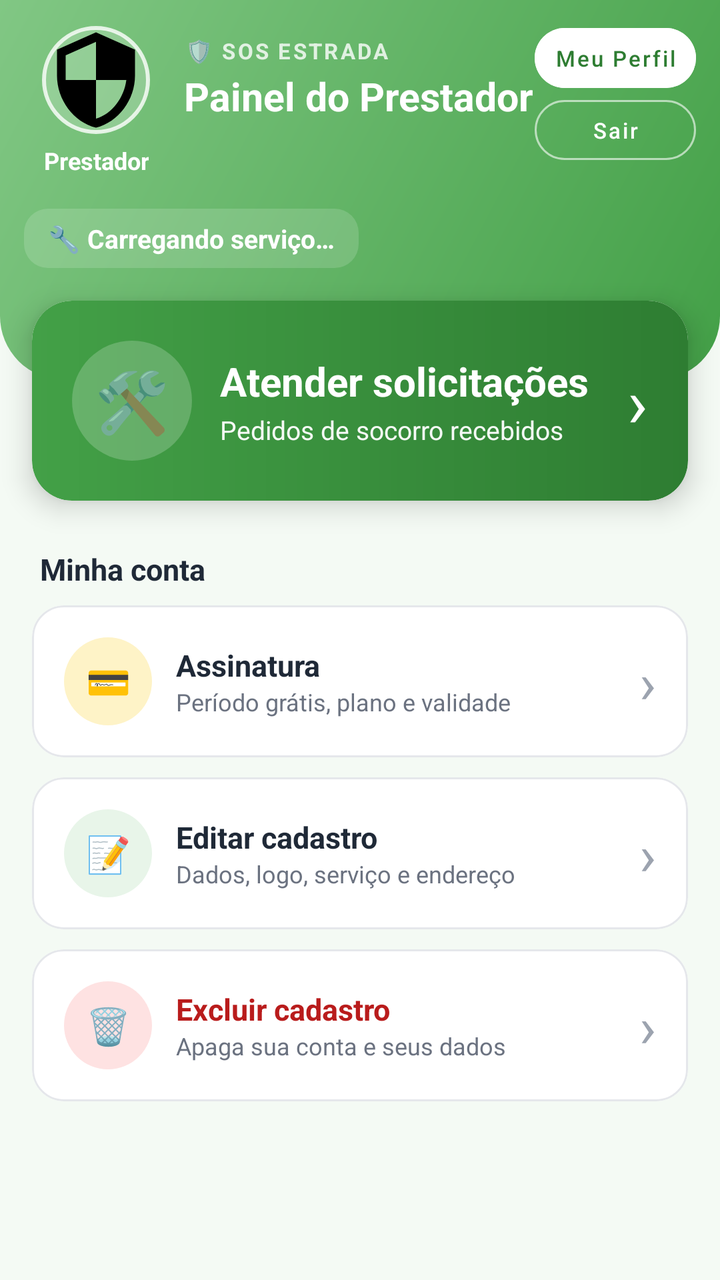
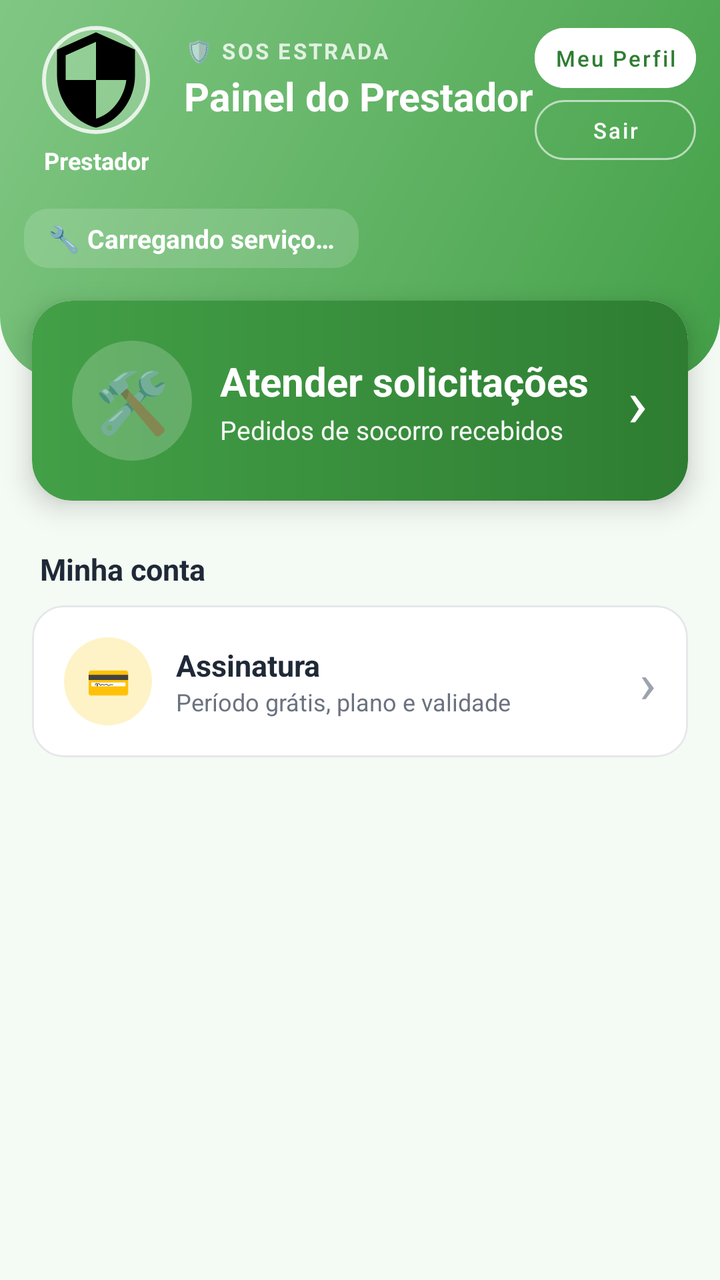

The first picture is an Android layout as it rendered before a commit; the second is the same layout after the commit. The layout source and the unified diff follow.
<!-- AndroidManifest.xml: application theme Theme.MaterialComponents.Light.NoActionBar -->
<!-- res/layout/activity_prestador_dashboard.xml -->
<?xml version="1.0" encoding="utf-8"?>
<ScrollView xmlns:android="http://schemas.android.com/apk/res/android"
    xmlns:app="http://schemas.android.com/apk/res-auto"
    xmlns:tools="http://schemas.android.com/tools"
    android:layout_width="match_parent"
    android:layout_height="match_parent"
    android:background="@color/prestador_fundo"
    android:fillViewport="true"
    android:fitsSystemWindows="true"
    tools:context=".PrestadorDashboardActivity">

    <LinearLayout
        android:layout_width="match_parent"
        android:layout_height="wrap_content"
        android:orientation="vertical">

        
        <LinearLayout
            android:layout_width="match_parent"
            android:layout_height="wrap_content"
            android:background="@drawable/bg_prestador_header"
            android:orientation="vertical"
            android:paddingStart="12dp"
            android:paddingTop="12dp"
            android:paddingEnd="12dp"
            android:paddingBottom="56dp">

            <LinearLayout
                android:layout_width="match_parent"
                android:layout_height="wrap_content"
                android:gravity="top"
                android:orientation="horizontal">

                
                <LinearLayout
                    android:layout_width="72dp"
                    android:layout_height="wrap_content"
                    android:gravity="center_horizontal"
                    android:orientation="vertical">

                    <com.google.android.material.imageview.ShapeableImageView
                        android:id="@+id/ivFotoPrestadorPainel"
                        android:layout_width="56dp"
                        android:layout_height="56dp"
                        android:background="#33FFFFFF"
                        android:padding="2dp"
                        android:scaleType="centerCrop"
                        android:src="@drawable/ic_admin"
                        app:shapeAppearanceOverlay="@style/AdminLogoCircular"
                        app:strokeColor="#CCFFFFFF"
                        app:strokeWidth="2dp" />

                    <TextView
                        android:id="@+id/tvNomePrestadorPainel"
                        android:layout_width="wrap_content"
                        android:layout_height="wrap_content"
                        android:layout_marginTop="4dp"
                        android:ellipsize="end"
                        android:gravity="center"
                        android:maxLines="1"
                        android:text="Prestador"
                        android:textColor="@android:color/white"
                        android:textSize="12sp"
                        android:textStyle="bold" />
                </LinearLayout>

                <LinearLayout
                    android:layout_width="0dp"
                    android:layout_height="wrap_content"
                    android:layout_marginStart="8dp"
                    android:layout_marginTop="6dp"
                    android:layout_weight="1"
                    android:orientation="vertical">

                    <TextView
                        android:layout_width="wrap_content"
                        android:layout_height="wrap_content"
                        android:letterSpacing="0.1"
                        android:text="🛡️ SOS ESTRADA"
                        android:textColor="#CCFFFFFF"
                        android:textSize="11sp"
                        android:textStyle="bold" />

                    <TextView
                        android:layout_width="match_parent"
                        android:layout_height="28dp"
                        android:layout_marginTop="2dp"
                        android:maxLines="1"
                        android:text="Painel do Prestador"
                        android:textColor="@android:color/white"
                        android:textStyle="bold"
                        app:autoSizeMaxTextSize="20sp"
                        app:autoSizeMinTextSize="13sp"
                        app:autoSizeTextType="uniform" />
                </LinearLayout>

                <LinearLayout
                    android:layout_width="wrap_content"
                    android:layout_height="wrap_content"
                    android:layout_marginTop="2dp"
                    android:orientation="vertical">

                    <com.google.android.material.button.MaterialButton
                        android:id="@+id/btnMeuPerfilPrestador"
                        style="@style/Widget.MaterialComponents.Button.UnelevatedButton"
                        android:layout_width="match_parent"
                        android:layout_height="30dp"
                        android:backgroundTint="@android:color/white"
                        android:insetTop="0dp"
                        android:insetBottom="0dp"
                        android:minWidth="0dp"
                        android:minHeight="0dp"
                        android:paddingStart="10dp"
                        android:paddingEnd="10dp"
                        android:text="Meu Perfil"
                        android:textAllCaps="false"
                        android:textColor="@color/prestador_verde_escuro"
                        android:textSize="11sp"
                        app:cornerRadius="15dp" />

                    <com.google.android.material.button.MaterialButton
                        android:id="@+id/btnVoltar"
                        style="@style/Widget.MaterialComponents.Button.OutlinedButton"
                        android:layout_width="match_parent"
                        android:layout_height="30dp"
                        android:layout_marginTop="6dp"
                        android:insetTop="0dp"
                        android:insetBottom="0dp"
                        android:minWidth="0dp"
                        android:minHeight="0dp"
                        android:paddingStart="10dp"
                        android:paddingEnd="10dp"
                        android:text="Sair"
                        android:textAllCaps="false"
                        android:textColor="@android:color/white"
                        android:textSize="11sp"
                        app:cornerRadius="15dp"
                        app:strokeColor="#99FFFFFF" />
                </LinearLayout>
            </LinearLayout>

            
            <TextView
                android:id="@+id/tvServicoPainel"
                android:layout_width="wrap_content"
                android:layout_height="wrap_content"
                android:layout_marginTop="16dp"
                android:background="@drawable/bg_admin_chip"
                android:backgroundTint="#26FFFFFF"
                android:paddingStart="12dp"
                android:paddingTop="6dp"
                android:paddingEnd="12dp"
                android:paddingBottom="6dp"
                android:text="🔧 Carregando serviço…"
                android:textColor="@android:color/white"
                android:textSize="13sp"
                android:textStyle="bold" />
        </LinearLayout>

        
        <com.google.android.material.card.MaterialCardView
            android:id="@+id/btnAtender"
            android:layout_width="match_parent"
            android:layout_height="wrap_content"
            android:layout_marginStart="16dp"
            android:layout_marginTop="-40dp"
            android:layout_marginEnd="16dp"
            android:clickable="true"
            android:focusable="true"
            app:cardCornerRadius="20dp"
            app:cardElevation="8dp">

            <LinearLayout
                android:layout_width="match_parent"
                android:layout_height="wrap_content"
                android:background="@drawable/bg_prestador_atender"
                android:gravity="center_vertical"
                android:orientation="horizontal"
                android:padding="20dp">

                <TextView
                    android:layout_width="60dp"
                    android:layout_height="60dp"
                    android:background="@drawable/bg_admin_avatar"
                    android:backgroundTint="#33FFFFFF"
                    android:gravity="center"
                    android:text="🛠️"
                    android:textSize="30sp" />

                <LinearLayout
                    android:layout_width="0dp"
                    android:layout_height="wrap_content"
                    android:layout_marginStart="14dp"
                    android:layout_weight="1"
                    android:orientation="vertical">

                    <TextView
                        android:layout_width="wrap_content"
                        android:layout_height="wrap_content"
                        android:text="Atender solicitações"
                        android:textColor="@android:color/white"
                        android:textSize="20sp"
                        android:textStyle="bold" />

                    <TextView
                        android:layout_width="wrap_content"
                        android:layout_height="wrap_content"
                        android:layout_marginTop="2dp"
                        android:text="Pedidos de socorro recebidos"
                        android:textColor="#F2FFFFFF"
                        android:textSize="13sp" />
                </LinearLayout>

                <TextView
                    android:layout_width="wrap_content"
                    android:layout_height="wrap_content"
                    android:text="›"
                    android:textColor="@android:color/white"
                    android:textSize="34sp" />
            </LinearLayout>
        </com.google.android.material.card.MaterialCardView>

        <TextView
            android:layout_width="wrap_content"
            android:layout_height="wrap_content"
            android:layout_marginStart="20dp"
            android:layout_marginTop="24dp"
            android:layout_marginBottom="8dp"
            android:text="Minha conta"
            android:textColor="@color/admin_texto"
            android:textSize="15sp"
            android:textStyle="bold" />

        
        <com.google.android.material.card.MaterialCardView
            android:id="@+id/btnAssinatura"
            style="@style/AdminCard"
            android:layout_marginStart="16dp"
            android:layout_marginEnd="16dp"
            android:layout_marginBottom="10dp"
            android:clickable="true"
            android:focusable="true">

            <LinearLayout
                android:layout_width="match_parent"
                android:layout_height="wrap_content"
                android:gravity="center_vertical"
                android:orientation="horizontal"
                android:padding="16dp">

                <TextView
                    style="@style/AdminAvatar"
                    android:layout_width="44dp"
                    android:layout_height="44dp"
                    android:backgroundTint="@color/admin_laranja_claro"
                    android:text="💳"
                    android:textSize="18sp" />

                <LinearLayout
                    android:layout_width="0dp"
                    android:layout_height="wrap_content"
                    android:layout_marginStart="12dp"
                    android:layout_weight="1"
                    android:orientation="vertical">

                    <TextView
                        style="@style/AdminTitulo"
                        android:text="Assinatura"
                        android:textSize="15sp" />

                    <TextView
                        android:layout_width="wrap_content"
                        android:layout_height="wrap_content"
                        android:text="Período grátis, plano e validade"
                        android:textColor="@color/admin_texto_secundario"
                        android:textSize="12sp" />
                </LinearLayout>

                <TextView
                    android:layout_width="wrap_content"
                    android:layout_height="wrap_content"
                    android:text="›"
                    android:textColor="#9CA3AF"
                    android:textSize="28sp" />
            </LinearLayout>
        </com.google.android.material.card.MaterialCardView>

        
        <com.google.android.material.card.MaterialCardView
            android:id="@+id/btnEditar"
            style="@style/AdminCard"
            android:layout_marginStart="16dp"
            android:layout_marginEnd="16dp"
            android:clickable="true"
            android:focusable="true">

            <LinearLayout
                android:layout_width="match_parent"
                android:layout_height="wrap_content"
                android:gravity="center_vertical"
                android:orientation="horizontal"
                android:padding="16dp">

                <TextView
                    style="@style/AdminAvatar"
                    android:layout_width="44dp"
                    android:layout_height="44dp"
                    android:backgroundTint="@color/prestador_verde_claro"
                    android:text="📝"
                    android:textSize="18sp" />

                <LinearLayout
                    android:layout_width="0dp"
                    android:layout_height="wrap_content"
                    android:layout_marginStart="12dp"
                    android:layout_weight="1"
                    android:orientation="vertical">

                    <TextView
                        style="@style/AdminTitulo"
                        android:text="Editar cadastro"
                        android:textSize="15sp" />

                    <TextView
                        android:layout_width="wrap_content"
                        android:layout_height="wrap_content"
                        android:text="Dados, logo, serviço e endereço"
                        android:textColor="@color/admin_texto_secundario"
                        android:textSize="12sp" />
                </LinearLayout>

                <TextView
                    android:layout_width="wrap_content"
                    android:layout_height="wrap_content"
                    android:text="›"
                    android:textColor="#9CA3AF"
                    android:textSize="28sp" />
            </LinearLayout>
        </com.google.android.material.card.MaterialCardView>

        
        <com.google.android.material.card.MaterialCardView
            android:id="@+id/btnExcluir"
            style="@style/AdminCard"
            android:layout_marginStart="16dp"
            android:layout_marginTop="10dp"
            android:layout_marginEnd="16dp"
            android:layout_marginBottom="24dp"
            android:clickable="true"
            android:focusable="true">

            <LinearLayout
                android:layout_width="match_parent"
                android:layout_height="wrap_content"
                android:gravity="center_vertical"
                android:orientation="horizontal"
                android:padding="16dp">

                <TextView
                    style="@style/AdminAvatar"
                    android:layout_width="44dp"
                    android:layout_height="44dp"
                    android:backgroundTint="@color/admin_vermelho_claro"
                    android:text="🗑️"
                    android:textSize="18sp" />

                <LinearLayout
                    android:layout_width="0dp"
                    android:layout_height="wrap_content"
                    android:layout_marginStart="12dp"
                    android:layout_weight="1"
                    android:orientation="vertical">

                    <TextView
                        style="@style/AdminTitulo"
                        android:text="Excluir cadastro"
                        android:textColor="#B91C1C"
                        android:textSize="15sp" />

                    <TextView
                        android:layout_width="wrap_content"
                        android:layout_height="wrap_content"
                        android:text="Apaga sua conta e seus dados"
                        android:textColor="@color/admin_texto_secundario"
                        android:textSize="12sp" />
                </LinearLayout>

                <TextView
                    android:layout_width="wrap_content"
                    android:layout_height="wrap_content"
                    android:text="›"
                    android:textColor="#9CA3AF"
                    android:textSize="28sp" />
            </LinearLayout>
        </com.google.android.material.card.MaterialCardView>
    </LinearLayout>
</ScrollView>
<!-- resources referenced by this layout -->
<resources>
  <color name="admin_laranja_claro">#FEF3C7</color>
  <color name="admin_texto">#1F2937</color>
  <color name="admin_texto_secundario">#6B7280</color>
  <color name="admin_vermelho_claro">#FEE2E2</color>
  <color name="prestador_fundo">#F4FAF4</color>
  <color name="prestador_verde_claro">#E8F5E9</color>
  <color name="prestador_verde_escuro">#2E7D32</color>
  <!-- drawable bg_admin_avatar (drawable) -->
  <?xml version="1.0" encoding="utf-8"?>
  <shape xmlns:android="http://schemas.android.com/apk/res/android" android:shape="oval">
      <solid android:color="#FFFFFF" />
  </shape>
  <!-- drawable bg_admin_chip (drawable) -->
  <?xml version="1.0" encoding="utf-8"?>
  <shape xmlns:android="http://schemas.android.com/apk/res/android" android:shape="rectangle">
      <solid android:color="#FFFFFF" />
      <corners android:radius="12dp" />
  </shape>
  <!-- drawable bg_prestador_atender (drawable) -->
  <?xml version="1.0" encoding="utf-8"?>
  <shape xmlns:android="http://schemas.android.com/apk/res/android" android:shape="rectangle">
      <gradient
          android:angle="0"
          android:startColor="@color/prestador_verde"
          android:endColor="@color/prestador_verde_escuro" />
      <corners android:radius="20dp" />
  </shape>
  <!-- drawable bg_prestador_header (drawable) -->
  <?xml version="1.0" encoding="utf-8"?>
  <shape xmlns:android="http://schemas.android.com/apk/res/android" android:shape="rectangle">
      <gradient
          android:angle="315"
          android:startColor="@color/prestador_verde_inicio"
          android:endColor="@color/prestador_verde" />
      <corners
          android:bottomLeftRadius="32dp"
          android:bottomRightRadius="32dp" />
  </shape>
  <!-- drawable ic_admin (drawable) -->
  <vector xmlns:android="http://schemas.android.com/apk/res/android"
      android:width="24dp"
      android:height="24dp"
      android:viewportWidth="24"
      android:viewportHeight="24">
      <path
          android:fillColor="#FF000000"
          android:pathData="M12,1L3,5v6c0,5.55 3.84,10.74 9,12 5.16,-1.26 9,-6.45 9,-12V5l-9,-4zM12,11.99h7c-0.53,4.12 -3.28,7.79 -7,8.94V12H5V6.3l7,-3.11v8.8z"/>
  </vector>
  <style name="AdminAvatar">
          <item name="android:layout_width">48dp</item>
          <item name="android:layout_height">48dp</item>
          <item name="android:background">@drawable/bg_admin_avatar</item>
          <item name="android:gravity">center</item>
          <item name="android:textColor">@android:color/white</item>
          <item name="android:textSize">17sp</item>
          <item name="android:textStyle">bold</item>
      </style>
  <style name="AdminCard">
          <item name="android:layout_width">match_parent</item>
          <item name="android:layout_height">wrap_content</item>
          <item name="cardBackgroundColor">@android:color/white</item>
          <item name="cardCornerRadius">16dp</item>
          <item name="cardElevation">0dp</item>
          <item name="strokeColor">@color/admin_borda</item>
          <item name="strokeWidth">1dp</item>
      </style>
  <style name="AdminLogoCircular">
          <item name="cornerFamily">rounded</item>
          <item name="cornerSize">50%</item>
      </style>
  <style name="AdminTitulo">
          <item name="android:layout_width">wrap_content</item>
          <item name="android:layout_height">wrap_content</item>
          <item name="android:textColor">@color/admin_texto</item>
          <item name="android:textSize">16sp</item>
          <item name="android:textStyle">bold</item>
      </style>
  <color name="prestador_verde">#43A047</color>
  <color name="prestador_verde_inicio">#81C784</color>
  <color name="admin_borda">#E5E7EB</color>
</resources>

<!-- the commit's change to res/layout/activity_prestador_dashboard.xml (unified diff, before → after) -->
@@ -237,7 +237,7 @@
             style="@style/AdminCard"
             android:layout_marginStart="16dp"
             android:layout_marginEnd="16dp"
-            android:layout_marginBottom="10dp"
+            android:layout_marginBottom="24dp"
             android:clickable="true"
             android:focusable="true">
 
@@ -285,113 +285,5 @@
             </LinearLayout>
         </com.google.android.material.card.MaterialCardView>
 
-        
-        <com.google.android.material.card.MaterialCardView
-            android:id="@+id/btnEditar"
-            style="@style/AdminCard"
-            android:layout_marginStart="16dp"
-            android:layout_marginEnd="16dp"
-            android:clickable="true"
-            android:focusable="true">
-
-            <LinearLayout
-                android:layout_width="match_parent"
-                android:layout_height="wrap_content"
-                android:gravity="center_vertical"
-                android:orientation="horizontal"
-                android:padding="16dp">
-
-                <TextView
-                    style="@style/AdminAvatar"
-                    android:layout_width="44dp"
-                    android:layout_height="44dp"
-                    android:backgroundTint="@color/prestador_verde_claro"
-                    android:text="📝"
-                    android:textSize="18sp" />
-
-                <LinearLayout
-                    android:layout_width="0dp"
-                    android:layout_height="wrap_content"
-                    android:layout_marginStart="12dp"
-                    android:layout_weight="1"
-                    android:orientation="vertical">
-
-                    <TextView
-                        style="@style/AdminTitulo"
-                        android:text="Editar cadastro"
-                        android:textSize="15sp" />
-
-                    <TextView
-                        android:layout_width="wrap_content"
-                        android:layout_height="wrap_content"
-                        android:text="Dados, logo, serviço e endereço"
-                        android:textColor="@color/admin_texto_secundario"
-                        android:textSize="12sp" />
-                </LinearLayout>
-
-                <TextView
-                    android:layout_width="wrap_content"
-                    android:layout_height="wrap_content"
-                    android:text="›"
-                    android:textColor="#9CA3AF"
-                    android:textSize="28sp" />
-            </LinearLayout>
-        </com.google.android.material.card.MaterialCardView>
-
-        
-        <com.google.android.material.card.MaterialCardView
-            android:id="@+id/btnExcluir"
-            style="@style/AdminCard"
-            android:layout_marginStart="16dp"
-            android:layout_marginTop="10dp"
-            android:layout_marginEnd="16dp"
-            android:layout_marginBottom="24dp"
-            android:clickable="true"
-            android:focusable="true">
-
-            <LinearLayout
-                android:layout_width="match_parent"
-                android:layout_height="wrap_content"
-                android:gravity="center_vertical"
-                android:orientation="horizontal"
-                android:padding="16dp">
-
-                <TextView
-                    style="@style/AdminAvatar"
-                    android:layout_width="44dp"
-                    android:layout_height="44dp"
-                    android:backgroundTint="@color/admin_vermelho_claro"
-                    android:text="🗑️"
-                    android:textSize="18sp" />
-
-                <LinearLayout
-                    android:layout_width="0dp"
-                    android:layout_height="wrap_content"
-                    android:layout_marginStart="12dp"
-                    android:layout_weight="1"
-                    android:orientation="vertical">
-
-                    <TextView
-                        style="@style/AdminTitulo"
-                        android:text="Excluir cadastro"
-                        android:textColor="#B91C1C"
-                        android:textSize="15sp" />
-
-                    <TextView
-                        android:layout_width="wrap_content"
-                        android:layout_height="wrap_content"
-                        android:text="Apaga sua conta e seus dados"
-                        android:textColor="@color/admin_texto_secundario"
-                        android:textSize="12sp" />
-                </LinearLayout>
-
-                <TextView
-                    android:layout_width="wrap_content"
-                    android:layout_height="wrap_content"
-                    android:text="›"
-                    android:textColor="#9CA3AF"
-                    android:textSize="28sp" />
-            </LinearLayout>
-        </com.google.android.material.card.MaterialCardView>
     </LinearLayout>
 </ScrollView>
<!-- resource entries referenced after the edit -->
@@ -3,9 +3,7 @@
   <color name="admin_laranja_claro">#FEF3C7</color>
   <color name="admin_texto">#1F2937</color>
   <color name="admin_texto_secundario">#6B7280</color>
-  <color name="admin_vermelho_claro">#FEE2E2</color>
   <color name="prestador_fundo">#F4FAF4</color>
-  <color name="prestador_verde_claro">#E8F5E9</color>
   <color name="prestador_verde_escuro">#2E7D32</color>
   <!-- drawable bg_admin_avatar (drawable) -->
   <?xml version="1.0" encoding="utf-8"?>
